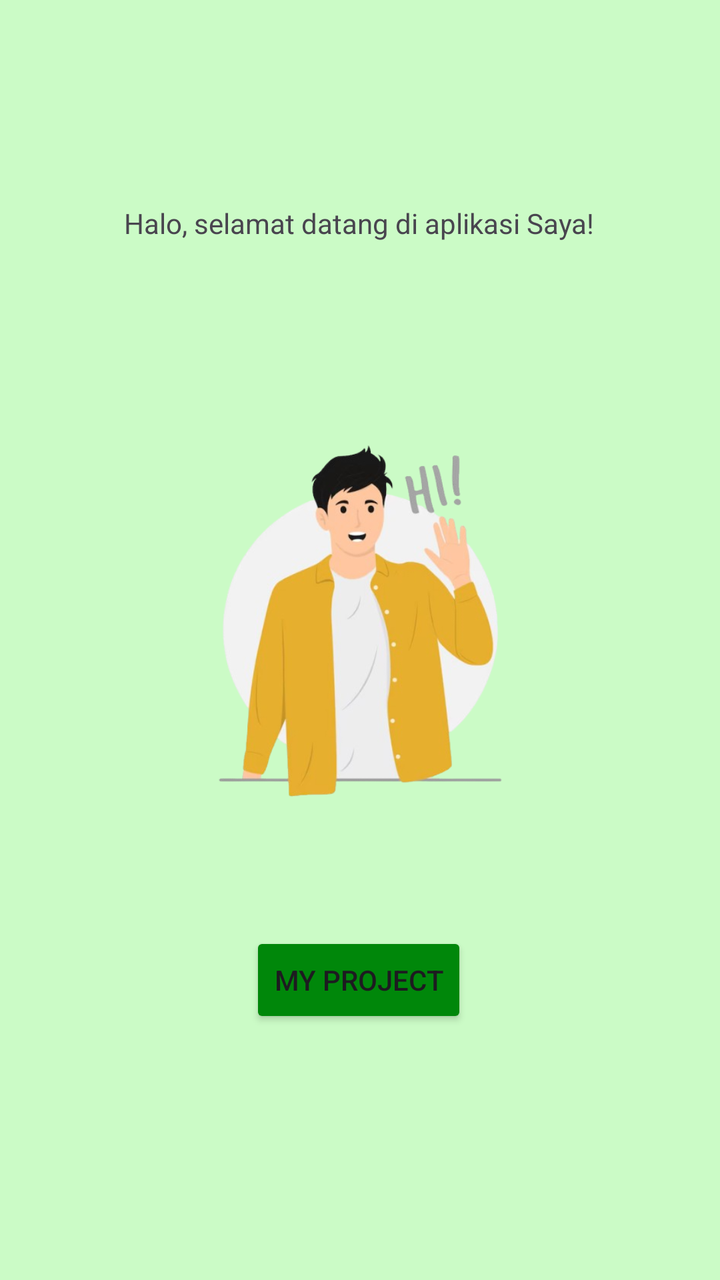
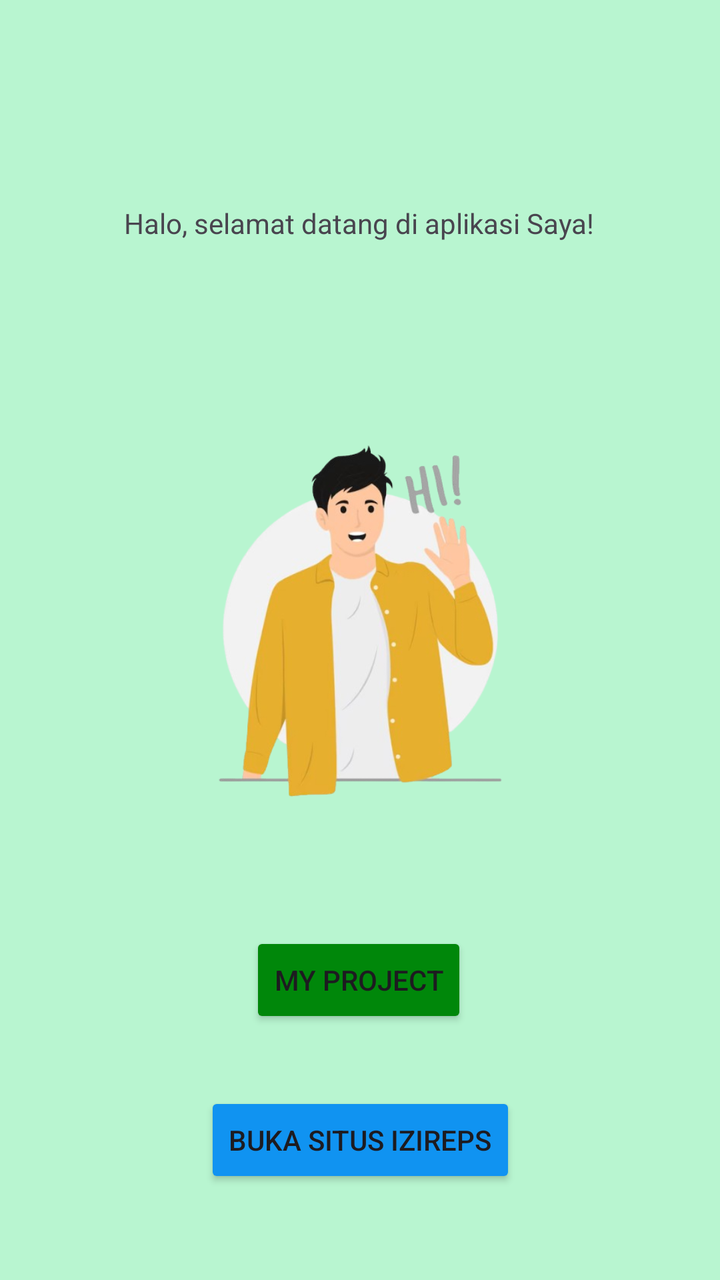

Before-and-after screenshots of an Android layout around one commit, followed by the original layout XML and the change that was made.
<!-- AndroidManifest.xml: application theme Theme.Mrstango -->
<!-- res/layout/activity_main.xml -->
<?xml version="1.0" encoding="utf-8"?>
<androidx.constraintlayout.widget.ConstraintLayout xmlns:android="http://schemas.android.com/apk/res/android"
    xmlns:app="http://schemas.android.com/apk/res-auto"
    xmlns:tools="http://schemas.android.com/tools"
    android:id="@+id/main"
    android:layout_width="match_parent"
    android:layout_height="match_parent"
    android:background="#7690FF85"
    tools:context=".MainActivity">

    <TextView
        android:id="@+id/textView"
        android:layout_width="wrap_content"
        android:layout_height="wrap_content"
        android:text="Halo, selamat datang di aplikasi Saya!"
        app:layout_constraintBottom_toBottomOf="parent"
        app:layout_constraintEnd_toEndOf="parent"
        app:layout_constraintHorizontal_bias="0.497"
        app:layout_constraintStart_toStartOf="parent"
        app:layout_constraintTop_toTopOf="parent"
        app:layout_constraintVertical_bias="0.164" />

    <Button
        android:id="@+id/btnMyProject"
        android:layout_width="wrap_content"
        android:layout_height="wrap_content"
        android:layout_marginTop="60dp"
        android:backgroundTint="#00870A"
        android:text="My Project"
        app:layout_constraintEnd_toEndOf="parent"
        app:layout_constraintHorizontal_bias="0.498"
        app:layout_constraintStart_toStartOf="parent"
        app:layout_constraintTop_toBottomOf="@+id/imageView" />

    <ImageView
        android:id="@+id/imageView"
        android:layout_width="191dp"
        android:layout_height="197dp"
        android:layout_marginTop="88dp"
        app:layout_constraintEnd_toEndOf="parent"
        app:layout_constraintStart_toStartOf="parent"
        app:layout_constraintTop_toBottomOf="@+id/textView"
        app:srcCompat="@drawable/hai" />

</androidx.constraintlayout.widget.ConstraintLayout>
<!-- resources referenced by this layout -->
<resources>
  <!-- drawable hai: png bitmap (drawable, 138639 bytes) -->
  <style name="Theme.Mrstango" parent="Base.Theme.Mrstango" />
  <style name="Base.Theme.Mrstango" parent="Theme.Material3.DayNight.NoActionBar">
          
          
      </style>
</resources>

<!-- the commit's change to res/layout/activity_main.xml (unified diff, before → after) -->
@@ -5,7 +5,7 @@
     android:id="@+id/main"
     android:layout_width="match_parent"
     android:layout_height="match_parent"
-    android:background="#7690FF85"
+    android:background="@color/light_green"
     tools:context=".MainActivity">
 
     <TextView
@@ -42,4 +42,15 @@
         app:layout_constraintTop_toBottomOf="@+id/textView"
         app:srcCompat="@drawable/hai" />
 
+    <Button
+        android:id="@+id/button"
+        android:layout_width="wrap_content"
+        android:layout_height="wrap_content"
+        android:layout_marginTop="32dp"
+        android:backgroundTint="@color/blue_100"
+        android:text="Buka situs izireps"
+        app:layout_constraintEnd_toEndOf="parent"
+        app:layout_constraintStart_toStartOf="parent"
+        app:layout_constraintTop_toBottomOf="@+id/btnMyProject" />
+
 </androidx.constraintlayout.widget.ConstraintLayout>
<!-- resource entries referenced after the edit -->
@@ -1,5 +1,8 @@
 <!-- resources referenced by this layout -->
 <resources>
+  <color name="blue_100">#1093f1
+      </color>
+  <color name="light_green">#B8F5D0</color>
   <!-- drawable hai: png bitmap (drawable, 138639 bytes) -->
   <style name="Theme.Mrstango" parent="Base.Theme.Mrstango" />
   <style name="Base.Theme.Mrstango" parent="Theme.Material3.DayNight.NoActionBar">
